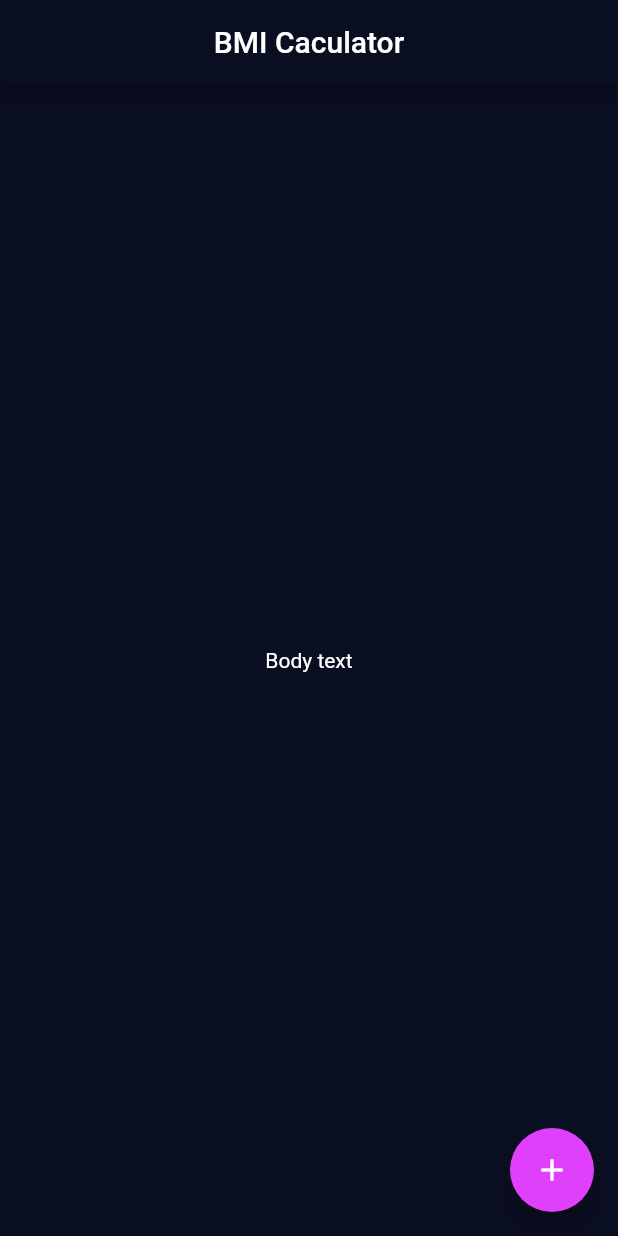
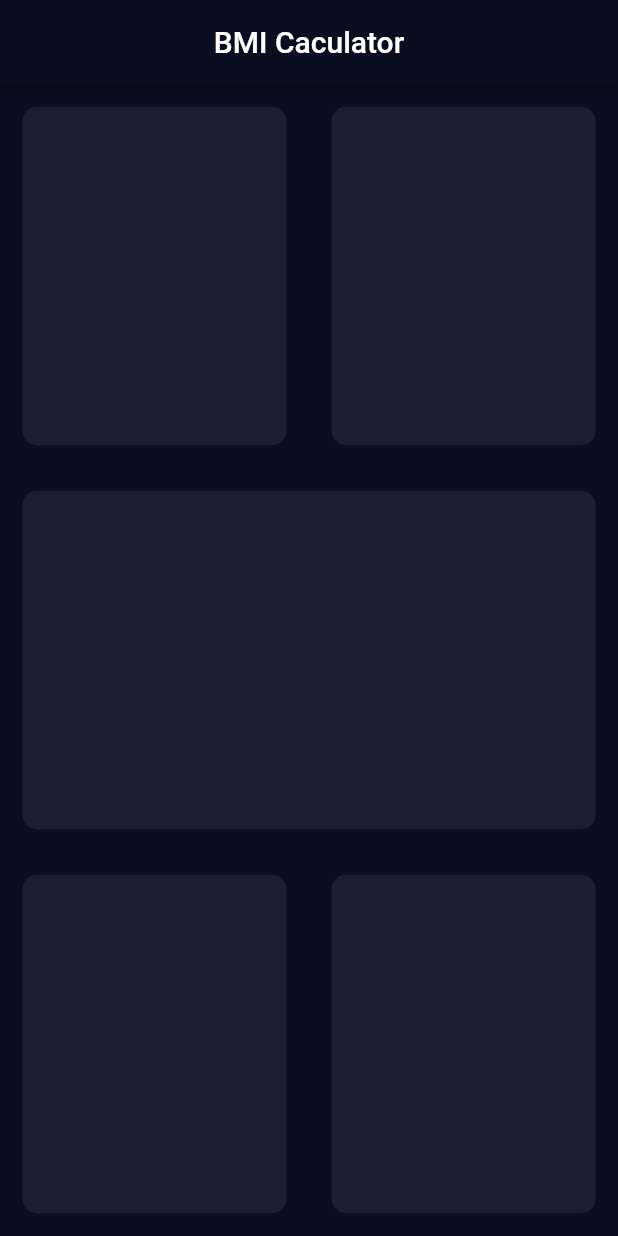
Before and after one commit to sinh3008/lab_07_bmi_caculator, a Flutter app: the screen it shows after launch, on a phone screen of 412 x 824 dp. Run offline on Flutter 3.47's test engine with Material 2 defaults, Android fonts, the phone set to English and light mode, and no system bars.

Commit message:
re use card

```diff
--- a/lib/screen/input_screen.dart
+++ b/lib/screen/input_screen.dart
@@ -15,23 +15,44 @@ class _InputPageState extends State<InputPage> {
         title: Text('BMI Caculator'),
         centerTitle: true,
       ),
-      body: Center(
-        child: Text(
-          'Body text',
-        ),
-      ),
-      floatingActionButton: Theme(
-        data: ThemeData(
-          colorScheme: ColorScheme.dark().copyWith(
-            secondary: Colors.purpleAccent,
-            onSecondary: Colors.white,
+      body: const Column(
+        children: [
+          Expanded(
+            child: Row(
+              children: [
+                Expanded(child: ReusebleCard()),
+                Expanded(child: ReusebleCard()),
+              ],
+            ),
           ),
-        ),
-        child: FloatingActionButton(
-          onPressed: () {},
-          child: Icon(Icons.add),
-        ),
+          Expanded(child: ReusebleCard()),
+          Expanded(
+            child: Row(
+              children: [
+                Expanded(child: ReusebleCard()),
+                Expanded(child: ReusebleCard()),
+              ],
+            ),
+          ),
+        ],
       ),
     );
   }
 }
+
+class ReusebleCard extends StatelessWidget {
+  const ReusebleCard({
+    super.key,
+  });
+
+  @override
+  Widget build(BuildContext context) {
+    return Container(
+      margin: EdgeInsets.all(15),
+      decoration: BoxDecoration(
+        color: const Color(0XFF1D1E33),
+        borderRadius: BorderRadius.circular(10),
+      ),
+    );
+  }
+}
```
